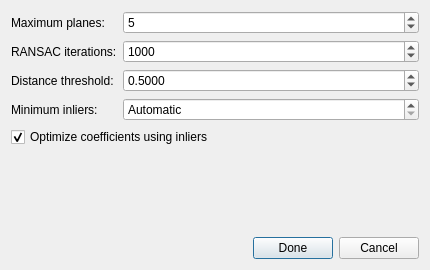
Old version of the form src/ui/pointcloud_editor/PlaneFitDialog.ui in the repository JoseLuis-AL/SMCP.
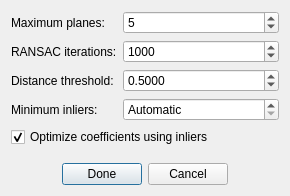
New version of the form.

```diff
--- a/src/ui/pointcloud_editor/PlaneFitDialog.ui
+++ b/src/ui/pointcloud_editor/PlaneFitDialog.ui
@@ -6,8 +6,8 @@
    <rect>
     <x>0</x>
     <y>0</y>
-    <width>430</width>
-    <height>270</height>
+    <width>290</width>
+    <height>196</height>
    </rect>
   </property>
   <property name="windowTitle">
@@ -165,6 +165,19 @@
        </property>
       </widget>
      </item>
+     <item>
+      <spacer name="horizontalSpacer">
+       <property name="orientation">
+        <enum>Qt::Horizontal</enum>
+       </property>
+       <property name="sizeHint" stdset="0">
+        <size>
+         <width>40</width>
+         <height>20</height>
+        </size>
+       </property>
+      </spacer>
+     </item>
     </layout>
    </item>
   </layout>
```
